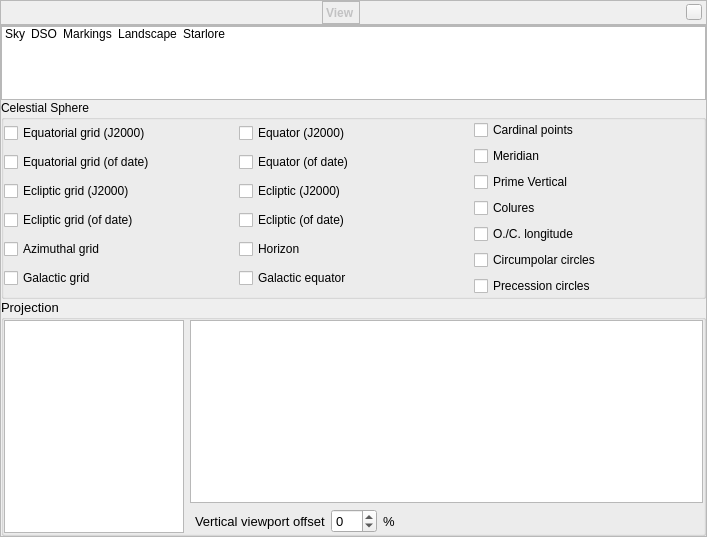
Above: src/gui/viewDialog.ui from 519984307/stellarium_src before the change. Below: the same form after it.
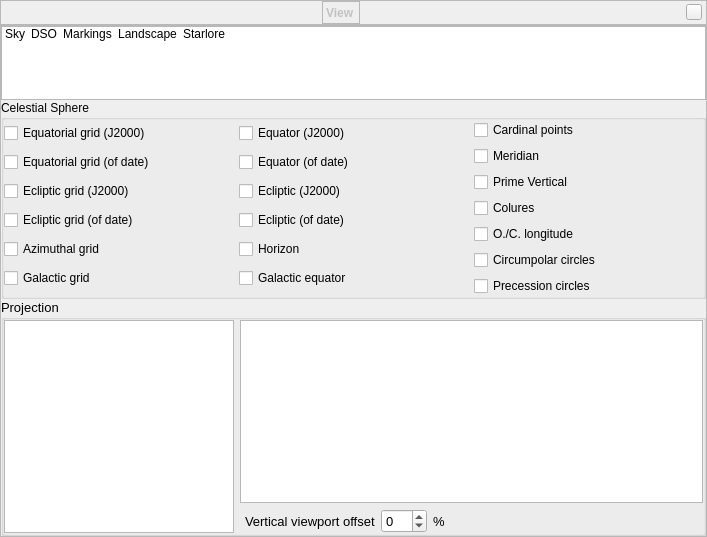
That is the form after the change. The open tabs and pages were chosen to show the change. Icons and pictures are not drawn. Custom widgets are drawn as their Qt base class.

Commit message: Changed default sizes of lists in View dialog

```diff
--- a/src/gui/viewDialog.ui
+++ b/src/gui/viewDialog.ui
@@ -1829,14 +1829,14 @@
              <item>
               <widget class="QListWidget" name="projectionListWidget">
                <property name="sizePolicy">
-                <sizepolicy hsizetype="Preferred" vsizetype="Expanding">
+                <sizepolicy hsizetype="Expanding" vsizetype="Expanding">
                  <horstretch>0</horstretch>
                  <verstretch>0</verstretch>
                 </sizepolicy>
                </property>
                <property name="minimumSize">
                 <size>
-                 <width>120</width>
+                 <width>230</width>
                  <height>0</height>
                 </size>
                </property>
```
Left out of the diff: 8 changed lines with no effect on the pictures. The commit also changes 1 other file.
